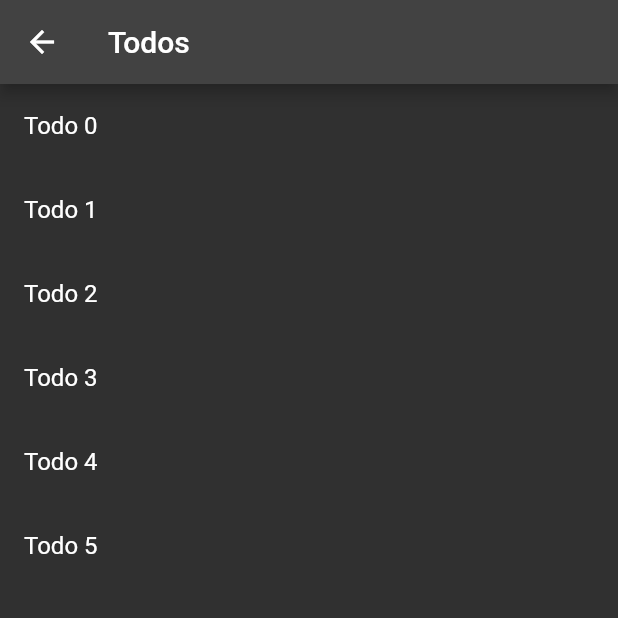
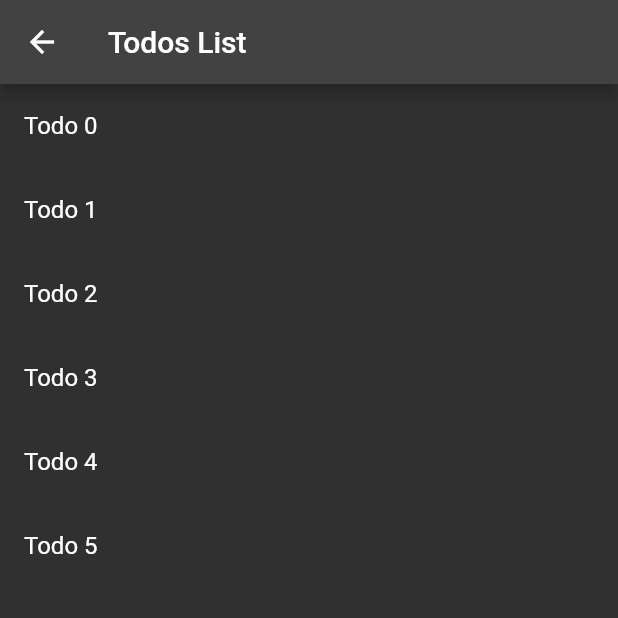
Before and after one commit to pr21Extr/flutter-app-demo, a Flutter app: the TodosScreen screen opened by its route, on a phone screen of 412 x 824 dp, the top half of it. Run offline on Flutter 3.47's test engine with Material 2 defaults, Android fonts, the phone set to English and light mode, and no system bars.

Commit message:
change indexing

```diff
--- a/lib/myHomePage.dart
+++ b/lib/myHomePage.dart
@@ -8,7 +8,8 @@ import 'todoListScreen.dart';
 class MyHomePage extends StatelessWidget {
 
   void navigateToScreen2(BuildContext context) {
-    List<Todo> todosList = List.generate(15, (i) => Todo('Todo $i', 'Description $i'));
+
+    List<Todo> todosList = List.generate(15, (i) => Todo('Todo ${i+1}', 'Description $i'));
     Navigator.push(
       context,
       MaterialPageRoute(builder: (context) => TodosScreen(todos: todosList)),
--- a/lib/todoListScreen.dart
+++ b/lib/todoListScreen.dart
@@ -19,7 +19,7 @@ class TodosScreen extends StatelessWidget {
   Widget build(BuildContext context) {
     return Scaffold(
       appBar: AppBar(
-        title: const Text('Todos'),
+        title: const Text('Todos List'),
       ),
       body: ListView.builder(
         itemCount: todos.length,
@@ -49,7 +49,7 @@ class DetailScreen extends StatelessWidget {
   @override
   Widget build(BuildContext context) {
     final todo = ModalRoute.of(context)!.settings.arguments as Todo;
-    // Use the Todo to create the UI.
+
     return Scaffold(
       appBar: AppBar(
         title: Text(todo.title),
```
